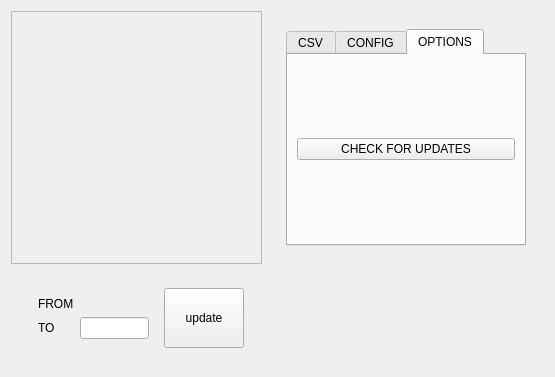
This is common_support/ui/setup_labels.ui in fazalfzl/choice as Qt 5 draws it before an edit. The edited form follows.
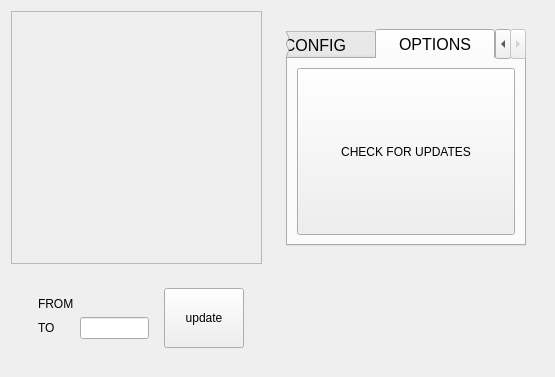
This is the edited form. The open tabs and pages were chosen to show the change.

Patch:
```diff
--- a/common_support/ui/setup_labels.ui
+++ b/common_support/ui/setup_labels.ui
@@ -95,6 +95,13 @@
         <layout class="QGridLayout" name="gridLayout_6">
          <item row="0" column="0">
           <widget class="QTabWidget" name="tabWidget">
+           <property name="styleSheet">
+            <string notr="true">QTabBar::tab {
+    height: 30px;  /* Adjust the height of the tabs */
+    width: 120px;  /* Adjust the width of the tabs */
+    font-size: 16px;  /* Adjust the font size of the tabs */
+}</string>
+           </property>
            <property name="currentIndex">
             <number>0</number>
            </property>
@@ -146,6 +153,12 @@
             <layout class="QGridLayout" name="gridLayout_9">
              <item row="0" column="0">
               <widget class="QPushButton" name="PB_check_updates">
+               <property name="sizePolicy">
+                <sizepolicy hsizetype="Minimum" vsizetype="Minimum">
+                 <horstretch>0</horstretch>
+                 <verstretch>0</verstretch>
+                </sizepolicy>
+               </property>
                <property name="text">
                 <string>CHECK FOR UPDATES</string>
                </property>
```
Left out of the diff: 4 changed lines with no effect on the pictures.
